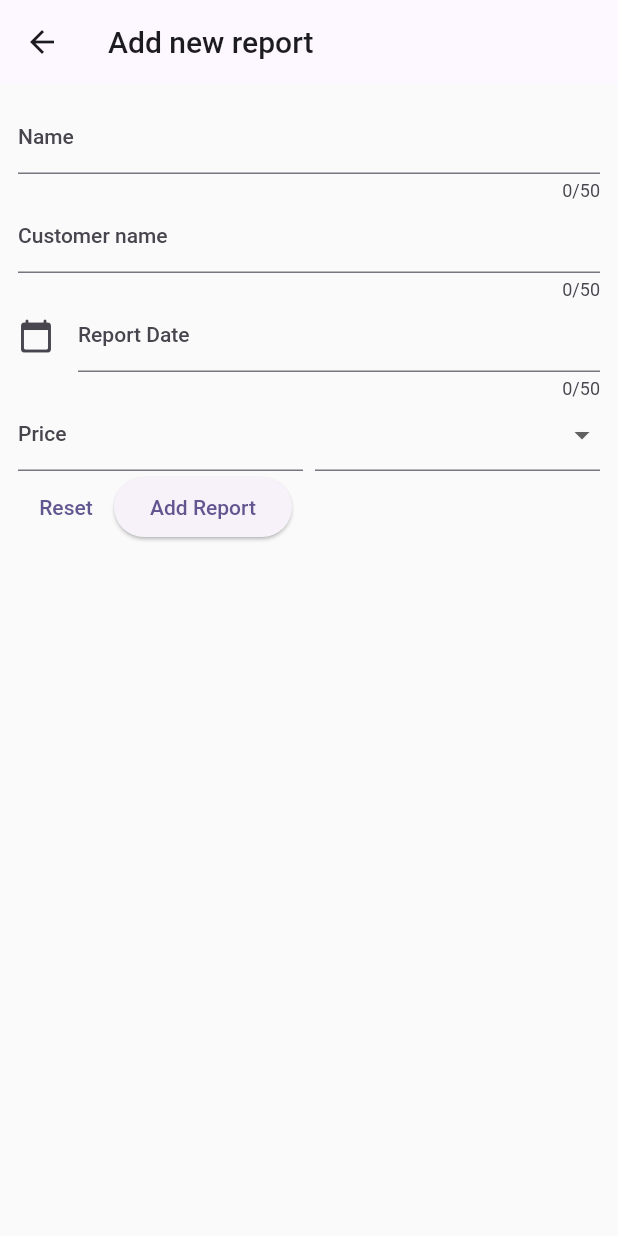
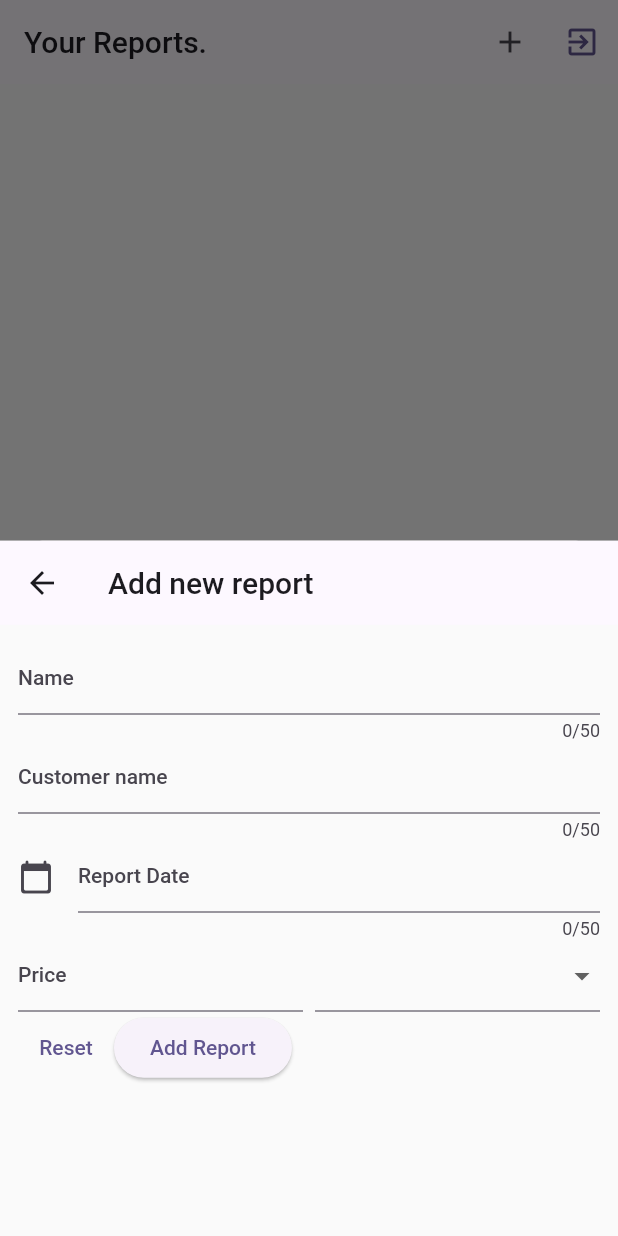
Before and after one commit to 132u/reports, a Flutter app: the screen it shows once a user with an empty profile is signed in, after a tap on the "add" icon, on a phone screen of 412 x 824 dp. Run offline on Flutter 3.47's test engine with Material 2 defaults, Android fonts, the phone set to English and light mode, and no system bars; our stand-ins replace cloud_firestore, firebase_auth, firebase_core, firebase_storage, image_picker; accounts and stored records are empty.

Commit message:
fixed dropdown

```diff
--- a/lib/main.dart
+++ b/lib/main.dart
@@ -1,4 +1,5 @@
 import 'package:chat_app/screens/auth.dart';
+import 'package:chat_app/screens/drivers.dart';
 import 'package:chat_app/screens/reports.dart';
 import 'package:chat_app/screens/splash.dart';
 import 'package:firebase_auth/firebase_auth.dart';
--- a/lib/models/driver.dart
+++ b/lib/models/driver.dart
@@ -0,0 +1,9 @@
+import 'package:chat_app/models/report.dart';
+
+class Driver{
+  const Driver(this.lastName, this.firstName, this.middleName, this.reports);
+  final String lastName;
+  final String firstName;
+  final String middleName;
+  final List<Report> reports;
+}
--- a/lib/widgets/new_report.dart
+++ b/lib/widgets/new_report.dart
@@ -20,6 +20,7 @@ class _NewReportState extends State<NewReport> {
   var _enteredCustomerName;
   var _enteredStartDate;
   var _enteredPrice;
+  var _selectedPaymentType;
   TextEditingController _startDateController = TextEditingController();
   DatabaseService service = DatabaseService();
   // var _nameController = TextEditingController();
@@ -49,6 +50,12 @@ class _NewReportState extends State<NewReport> {
         .push(MaterialPageRoute(builder: (ctx) => ReportsList()));
   }
 
+Widget? _showWhoHasMoney(){
+ if(_selectedPaymentType == PaymentType.cash){
+ return Text('HIHIHIHIHI');
+ }
+ return null;
+}
   @override
   Widget build(BuildContext context) {
     return Scaffold(
@@ -59,7 +66,8 @@ class _NewReportState extends State<NewReport> {
         padding: EdgeInsets.all(12),
         child: Form(
           key: _formKey,
-          child: Column(
+          child: ListView(
+            children:[ Column(
               children: [
                 TextFormField(
                   onSaved: (value) {
@@ -131,7 +139,7 @@ class _NewReportState extends State<NewReport> {
                         validator: (value) {
                           if (value == null ||
                               value.trim().isEmpty ||
-                            int.tryParse(value)! <= 0) {
+                              int.tryParse(value) == null) {
                             return 'Price is invalid or empty!';
                           }
                           return null;
@@ -151,8 +159,14 @@ class _NewReportState extends State<NewReport> {
                             .toList(),
                         onChanged: (value)
                         {
-
+                          setState(() {
+                            _selectedPaymentType = value;
+                          });
                         }),
+                     //(){_showWhoHasMoney()},
+                    ),
+                    Container(
+                          child: _showWhoHasMoney()
                         )
                   ],
                 ),
@@ -166,6 +180,7 @@ class _NewReportState extends State<NewReport> {
                   ],
                 )
               ],
+            ),]
           ),
         ),
       ),
--- a/lib/widgets/reports_list.dart
+++ b/lib/widgets/reports_list.dart
@@ -19,9 +19,12 @@ class ReportsList extends StatefulWidget {
 class _ReportsListState extends State<ReportsList> {
   DatabaseService service = DatabaseService();
   void _addReport() {
-    Navigator.of(context).push(MaterialPageRoute(
-      builder: (ctx) => const NewReport(),
-    ));
+    showModalBottomSheet(
+      context: context,
+      builder: (ctx)=>NewReport());
+    // Navigator.of(context).push(MaterialPageRoute(
+    //   builder: (ctx) => const NewReport(),
+    // ));
   }
 
   @override
```
Also changed, not shown: lib/database_service.dart (+14 -0 lines), lib/screens/driver.dart (added, +27 -0 lines), lib/screens/drivers.dart (+48 -4 lines). Lines whose indentation alone changed are shown as unchanged.
